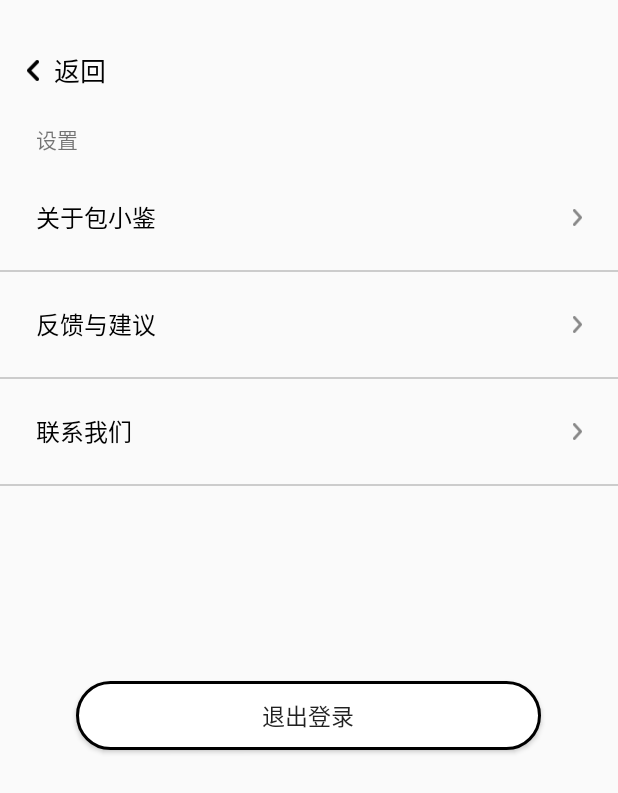
After one commit to BlackRxing/baobao, an Android app: the SettingActivity screen opened directly, with no data from a screen before it, on a phone screen of 412 x 824 dp. The commit adds this screen. Shown: the top 793 px of the screen. Run offline under Robolectric (Android 15) with nearby library versions, the phone set to English and light mode, and no system bars; our stand-ins replace CircleImageView.

Commit message:
设置页面UI

```diff
--- a/app/src/main/java/com/example/baoxiaojianapp/baoxiaojianapp/activity/InfoSettingActivity.java
+++ b/app/src/main/java/com/example/baoxiaojianapp/baoxiaojianapp/activity/InfoSettingActivity.java
@@ -114,6 +114,7 @@ public class InfoSettingActivity extends TakePhotoActivity implements View.OnCli
         nicknameText=findViewById(R.id.nickname_textview);
         regionText=findViewById(R.id.region_textview);
         sexText=findViewById(R.id.sex_textview);
+        backLayout.setOnClickListener(this);
         nickNameLayout.setOnClickListener(this);
         profileImageLayout.setOnClickListener(this);
         regionLayout.setOnClickListener(this);
@@ -125,8 +126,6 @@ public class InfoSettingActivity extends TakePhotoActivity implements View.OnCli
     @Override
     public void onClick(View v) {
         switch (v.getId()){
-            case R.id.back_layout:
-                break;
 //            case R.id.profile_image_layout:
 //                chooseProfileImage();
 //                break;
@@ -141,6 +140,9 @@ public class InfoSettingActivity extends TakePhotoActivity implements View.OnCli
                 break;
             case R.id.profile_image_layout:
                 chooseProfileImage();
+                break;
+            case R.id.back_layout:
+                finish();
                 break;
         }
     }
--- /dev/null
+++ b/app/src/main/java/com/example/baoxiaojianapp/baoxiaojianapp/activity/SettingActivity.java
@@ -0,0 +1,53 @@
+package com.example.baoxiaojianapp.baoxiaojianapp.activity;
+
+import androidx.appcompat.app.AppCompatActivity;
+
+import android.os.Bundle;
+import android.view.View;
+import android.widget.Button;
+import android.widget.RelativeLayout;
+
+import com.example.baoxiaojianapp.R;
+
+public class SettingActivity extends AppCompatActivity implements View.OnClickListener {
+
+    private Button offlineButton;
+    private RelativeLayout backLayout;
+    private RelativeLayout aboutLayout;
+    private RelativeLayout feedbackLayout;
+    private RelativeLayout contactLayout;
+    @Override
+    protected void onCreate(Bundle savedInstanceState) {
+        super.onCreate(savedInstanceState);
+        setContentView(R.layout.activity_setting);
+        bindView();
+    }
+    private void bindView(){
+        backLayout=findViewById(R.id.back_layout);
+        offlineButton=findViewById(R.id.offline_button);
+        aboutLayout=findViewById(R.id.about_layout);
+        feedbackLayout=findViewById(R.id.feedback_layout);
+        contactLayout=findViewById(R.id.contact_layout);
+        backLayout.setOnClickListener(this);
+        offlineButton.setOnClickListener(this);
+        feedbackLayout.setOnClickListener(this);
+        contactLayout.setOnClickListener(this);
+        aboutLayout.setOnClickListener(this);
+    }
+
+    @Override
+    public void onClick(View v) {
+        switch (v.getId()){
+            case R.id.offline_button:
+                break;
+            case R.id.about_layout:
+                break;
+            case R.id.feedback_layout:
+                break;
+            case R.id.contact_layout:
+                break;
+            case R.id.back_layout:
+                break;
+        }
+    }
+}
--- a/app/src/main/java/com/example/baoxiaojianapp/baoxiaojianapp/fragment/PersonFragment.java
+++ b/app/src/main/java/com/example/baoxiaojianapp/baoxiaojianapp/fragment/PersonFragment.java
@@ -1,6 +1,7 @@
 package com.example.baoxiaojianapp.baoxiaojianapp.fragment;
 
 import android.content.Context;
+import android.content.Intent;
 import android.content.SharedPreferences;
 import android.graphics.drawable.Drawable;
 import android.icu.text.CaseMap;
@@ -26,6 +27,7 @@ import com.bumptech.glide.request.target.SimpleTarget;
 import com.bumptech.glide.request.transition.Transition;
 import com.example.baoxiaojianapp.R;
 import com.example.baoxiaojianapp.baoxiaojianapp.Utils.MyApplication;
+import com.example.baoxiaojianapp.baoxiaojianapp.activity.InfoSettingActivity;
 import com.google.android.material.tabs.TabLayout;
 import com.ogaclejapan.smarttablayout.SmartTabLayout;
 import com.ogaclejapan.smarttablayout.utils.v4.FragmentPagerItemAdapter;
@@ -36,7 +38,7 @@ import java.util.ArrayList;
 import static android.content.Context.MODE_PRIVATE;
 
 
-public class PersonFragment extends Fragment {
+public class PersonFragment extends Fragment implements View.OnClickListener {
 
     private TabLayout tabLayout;
     private ViewPager viewPager;
@@ -50,7 +52,7 @@ public class PersonFragment extends Fragment {
     private Button settingButton;
     private CircleImageView profileImage;
     private TextView usernameText;
-    private LinearLayout eidtLinearLayout;
+    private LinearLayout editLinearLayout;
 
 
     @Override
@@ -113,7 +115,9 @@ public class PersonFragment extends Fragment {
         settingButton=view.findViewById(R.id.setting_button);
         profileImage=view.findViewById(R.id.profile_image);
         usernameText=view.findViewById(R.id.username_text);
-        eidtLinearLayout=view.findViewById(R.id.editinfo_layout);
+        editLinearLayout=view.findViewById(R.id.editinfo_layout);
+        editLinearLayout.setOnClickListener(this);
+        settingButton.setOnClickListener(this);
         return view;
     }
 
@@ -122,4 +126,15 @@ public class PersonFragment extends Fragment {
         super.onActivityCreated(savedInstanceState);
         init();
     }
+
+    @Override
+    public void onClick(View v) {
+        switch (v.getId()){
+            case R.id.editinfo_layout:
+                startActivity(new Intent(getContext(), InfoSettingActivity.class));
+                break;
+            case R.id.setting_button:
+                break;
+        }
+    }
 }
--- /dev/null
+++ b/app/src/main/res/drawable/offline_button_background.xml
@@ -0,0 +1,12 @@
+<?xml version="1.0" encoding="utf-8"?>
+<shape xmlns:android="http://schemas.android.com/apk/res/android"
+    android:shape="rectangle">
+
+    <solid android:color="@color/white"/>
+
+    <corners android:radius="40dp"/>
+    <stroke
+        android:width="2dp"
+        android:color="@color/black"
+        />
+</shape>
--- /dev/null
+++ b/app/src/main/res/layout/activity_setting.xml
@@ -0,0 +1,117 @@
+<?xml version="1.0" encoding="utf-8"?>
+<LinearLayout xmlns:android="http://schemas.android.com/apk/res/android"
+    xmlns:tools="http://schemas.android.com/tools"
+    android:layout_width="match_parent"
+    android:layout_height="match_parent"
+    android:orientation="vertical"
+    tools:context=".baoxiaojianapp.activity.InfoSettingActivity"
+    android:id="@+id/container_layout">
+    <LinearLayout
+        android:orientation="vertical"
+        android:layout_width="match_parent"
+        android:layout_height="wrap_content">
+        <RelativeLayout
+            android:id="@+id/back_layout"
+            android:layout_width="wrap_content"
+            android:layout_height="30dp"
+            android:layout_marginTop="32dp">
+            <Button
+                android:id="@+id/back_button"
+                android:layout_width="8dp"
+                android:layout_height="14dp"
+                android:background="@drawable/backarrow"
+                android:layout_marginLeft="18dp"
+                android:layout_centerVertical="true"/>
+            <TextView
+                android:layout_width="wrap_content"
+                android:layout_height="wrap_content"
+                android:text="@string/back"
+                android:textSize="17sp"
+                android:textColor="@color/black"
+                android:layout_marginLeft="10dp"
+                android:layout_toRightOf="@+id/back_button"
+                android:layout_centerVertical="true"
+                android:gravity="center_vertical"
+                />
+        </RelativeLayout>
+        <TextView
+            android:layout_width="59dp"
+            android:layout_height="28dp"
+            android:layout_marginLeft="24dp"
+            android:layout_marginTop="20dp"
+            android:text="@string/setting"
+            android:textSize="14sp"
+            />
+        <RelativeLayout
+            android:id="@+id/about_layout"
+            android:layout_width="match_parent"
+            android:layout_height="70dp">
+            <TextView
+                style="@style/settingTextStyle"
+                android:layout_marginLeft="24dp"
+                android:text="@string/aboutbaobao"
+                />
+            <de.hdodenhof.circleimageview.CircleImageView
+                android:id="@+id/profile_image"
+                android:layout_alignParentEnd="true"
+                android:layout_width="50dp"
+                android:layout_height="50dp"
+                android:layout_marginRight="45dp"
+                android:layout_gravity="center_vertical"
+                android:layout_centerVertical="true"
+                />
+            <Button
+                style="@style/indicatorStyle"/>
+        </RelativeLayout>
+        <include layout="@layout/divider"/>
+        <RelativeLayout
+            android:id="@+id/feedback_layout"
+            android:layout_width="match_parent"
+            android:layout_height="70dp">
+            <TextView
+                style="@style/settingTextStyle"
+                android:layout_marginLeft="24dp"
+                android:text="@string/feedAndSuggestion"
+                />
+            <TextView
+                android:id="@+id/nickname_textview"
+                style="@style/settingTextStyle"
+                android:layout_marginRight="45dp"
+                android:layout_alignParentRight="true"
+                android:layout_gravity="center_vertical"
+                />
+            <Button
+                style="@style/indicatorStyle"/>
+        </RelativeLayout>
+        <include layout="@layout/divider"/>
+        <RelativeLayout
+            android:id="@+id/contact_layout"
+            android:layout_width="match_parent"
+            android:layout_height="70dp">
+            <TextView
+                style="@style/settingTextStyle"
+                android:layout_marginLeft="24dp"
+                android:text="@string/contactus"
+                />
+            <TextView
+                android:id="@+id/region_textview"
+                style="@style/settingTextStyle"
+                android:layout_marginRight="45dp"
+                android:layout_alignParentRight="true"
+                android:layout_gravity="center_vertical"
+                />
+            <Button
+                style="@style/indicatorStyle"/>
+        </RelativeLayout>
+        <include layout="@layout/divider"/>
+    </LinearLayout>
+    <Button
+        android:id="@+id/offline_button"
+        android:layout_width="310dp"
+        android:layout_height="46dp"
+        android:text="@string/offline"
+        android:textSize="15sp"
+        android:background="@drawable/offline_button_background"
+        android:layout_marginTop="130dp"
+        android:layout_gravity="center_horizontal"/>
+</LinearLayout>
--- a/app/src/main/res/values/strings.xml
+++ b/app/src/main/res/values/strings.xml
@@ -29,5 +29,11 @@
     <string name="sex">性别</string>
     <string name="save">保存</string>
 
+    <string name="setting">设置</string>
+    <string name="aboutbaobao">关于包小鉴</string>
+    <string name="feedAndSuggestion">反馈与建议</string>
+    <string name="contactus">联系我们</string>
+    <string name="offline">退出登录</string>
+
 
 </resources>
```
Also changed, not shown: app/src/main/AndroidManifest.xml (+6 -7 lines).
